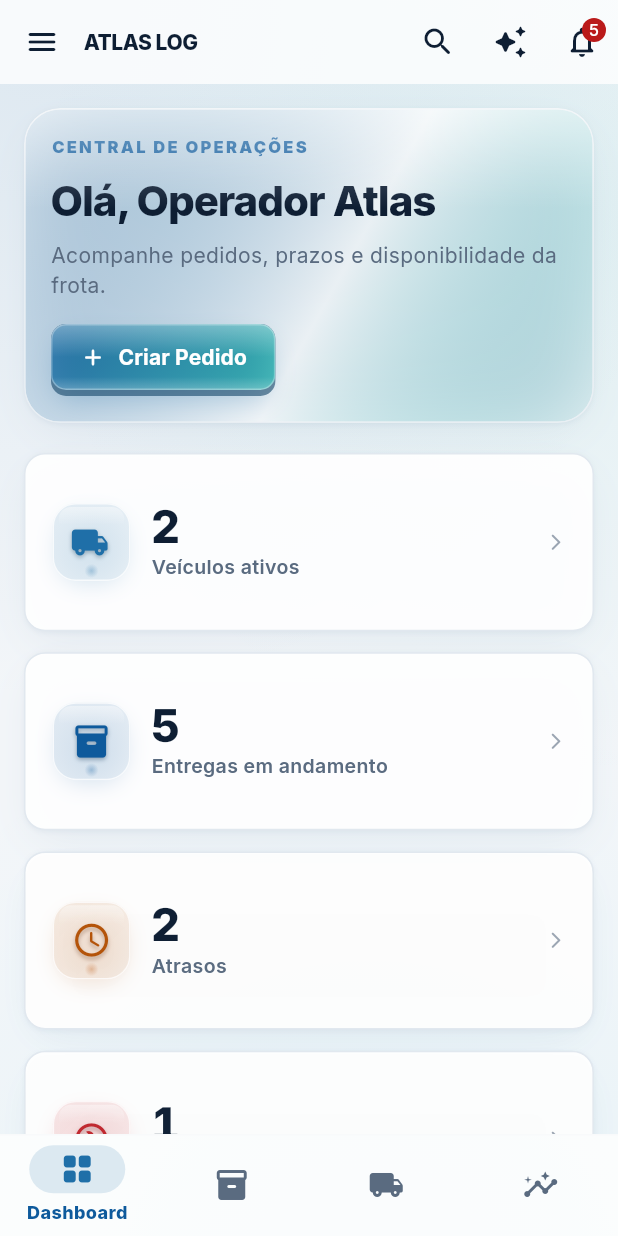
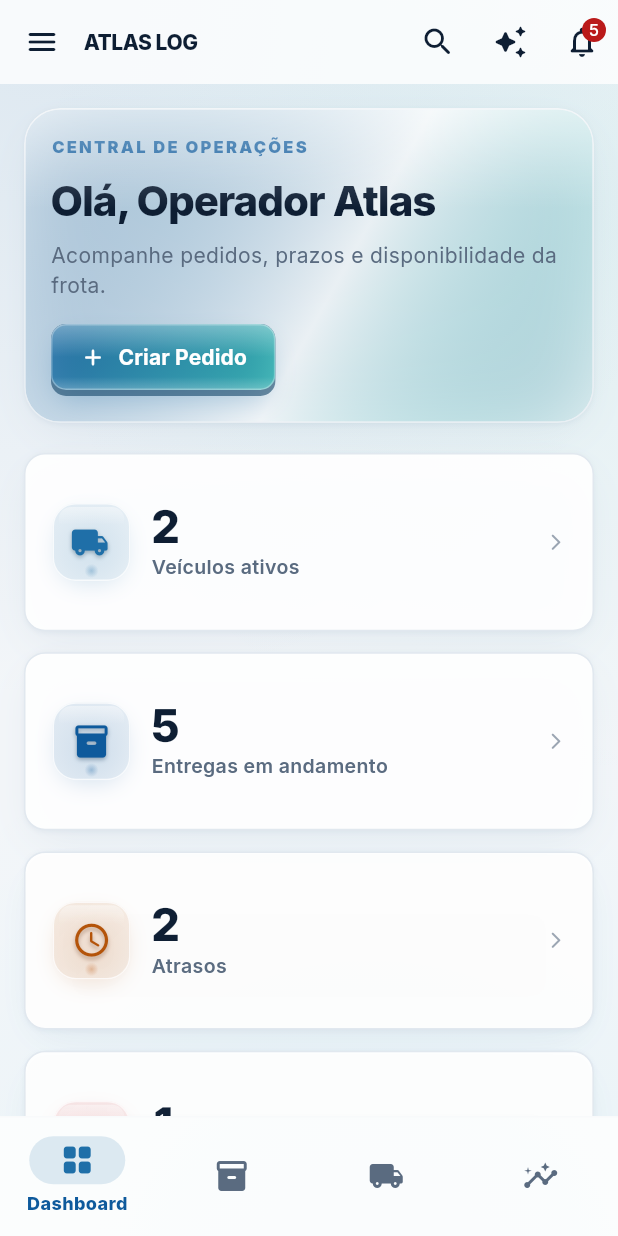
Before and after one commit to leohamil31/ATLAS-LOG-, a Flutter app: the screen it shows after launch, after a tap on "Entrar no ambiente de teste", on a phone screen of 412 x 824 dp. Run offline on Flutter 3.47's test engine with Material 3 defaults, Android fonts, the phone set to English and light mode, and no system bars; our stand-ins replace fl_chart, flutter_map, google_fonts, latlong2, pdf, printing and 4 more; missing offline and left inert: dart:js_interop.

Commit message:
fix(nav): altura padrão da NavigationBar no mobile
Com height: 68 e labelBehavior onlyShowSelected, o rótulo das abas não
selecionadas ficava fora da tela (y = 844,7 em 390×844) e não recebia
toque — teste 'keeps login, dashboard, and orders usable on a phone'.

Co-Authored-By: Claude Opus 5.5 <noreply@anthropic.com>
Claude-Session: https://claude.ai/code/session_01AwohfrEUaJBhqZrCmLq3iE

```diff
--- a/lib/core/theme.dart
+++ b/lib/core/theme.dart
@@ -564,7 +564,6 @@ ThemeData buildTheme({required bool dark, bool webFonts = true}) {
         borderRadius: BorderRadius.circular(AtlasRadius.pill),
       ),
       elevation: 0,
-      height: 68,
       labelTextStyle: WidgetStateProperty.resolveWith(
         (s) => TextStyle(
           fontSize: 12,
```
